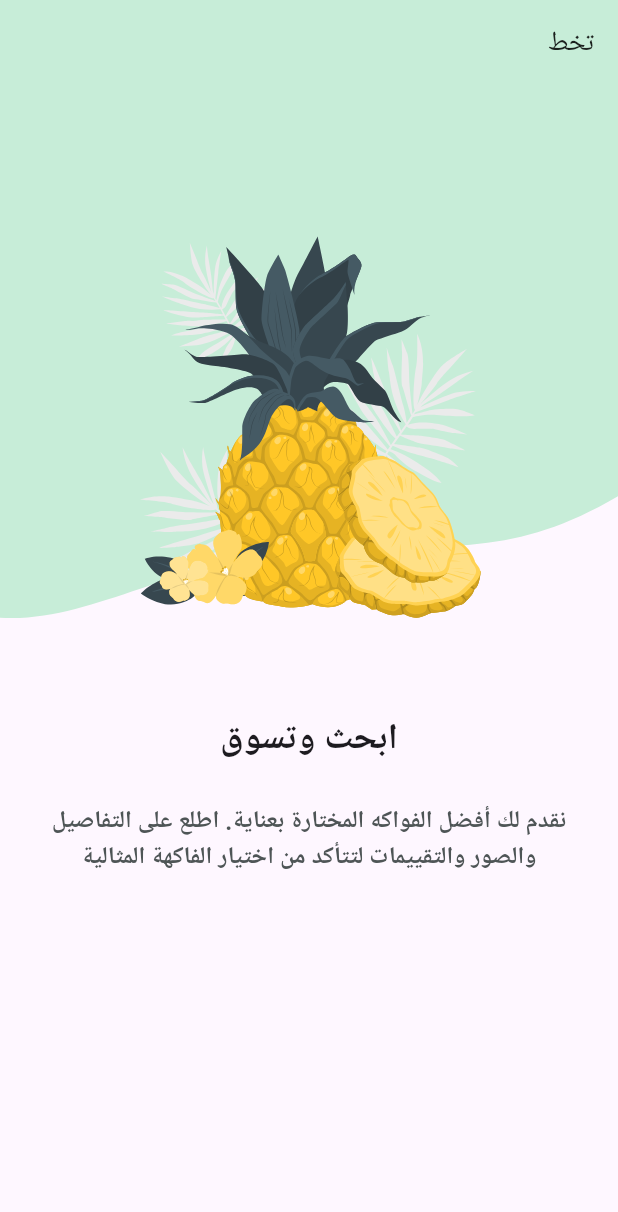
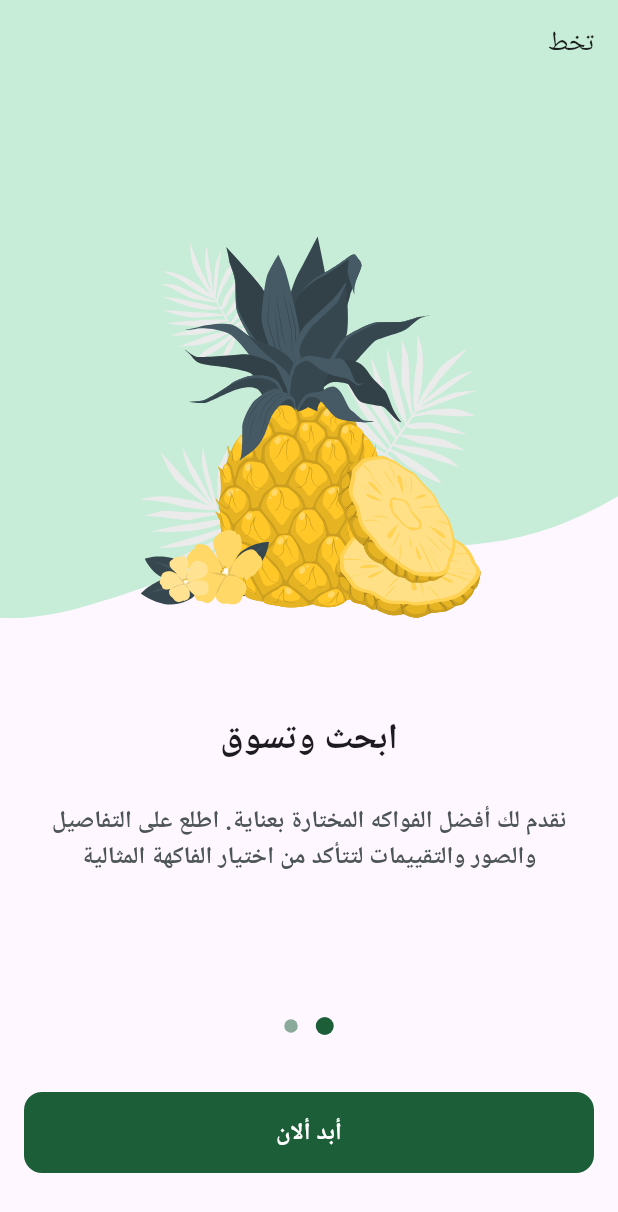
Before and after one commit to MahmoudYasserElbanna/flutter_fruit_hub, a Flutter app: the screen it shows after launch, swiped to page 2, on a phone screen of 412 x 824 dp. Shown: the top 1212 px of the screen. Run offline on Flutter 3.47's test engine with Material 3 defaults, Android fonts, the phone set to English and light mode, and no system bars; drawn by our look-alikes of dots_indicator; our stand-ins replace flutter_svg; Roboto replaces fonts that are missing (Cairo).

Commit message:
add custom button, styles & fix some issues

```diff
--- /dev/null
+++ b/lib/core/utils/app_colors.dart
@@ -0,0 +1,5 @@
+import 'package:flutter/material.dart';
+
+abstract class AppColors {
+  static const Color primaryColor = Color(0xFF1B5E37);
+}
--- a/lib/core/utils/styles.dart
+++ b/lib/core/utils/app_styles.dart
@@ -6,4 +6,10 @@ abstract class Style {
     fontFamily: 'Cairo',
     fontWeight: FontWeight.w700,
   );
+  static const textStyle16 = TextStyle(
+    fontSize: 16,
+    fontFamily: 'Cairo',
+    fontWeight: FontWeight.bold,
+    color: Colors.white,
+  );
 }
--- /dev/null
+++ b/lib/core/widgets/app_custom_button.dart
@@ -0,0 +1,33 @@
+import 'package:flutter/material.dart';
+import 'package:fruit_hub/core/utils/app_colors.dart';
+import 'package:fruit_hub/core/utils/app_styles.dart';
+
+class AppCustomButton extends StatelessWidget {
+  const AppCustomButton({
+    super.key,
+    required this.onPressed,
+    required this.text,
+  });
+  final VoidCallback onPressed;
+  final String text;
+  @override
+  Widget build(BuildContext context) {
+    return SizedBox(
+      width: double.infinity,
+      height: 54,
+      child: TextButton(
+        onPressed: onPressed,
+        style: TextButton.styleFrom(
+          backgroundColor: AppColors.primaryColor,
+          shape: RoundedRectangleBorder(
+            borderRadius: BorderRadius.circular(12),
+          ),
+        ),
+        child: Text(
+          text,
+          style: Style.textStyle16,
+        ),
+      ),
+    );
+  }
+}
--- a/lib/features/onboarding/presentation/views/on_boarding_view.dart
+++ b/lib/features/onboarding/presentation/views/on_boarding_view.dart
@@ -1,12 +1,11 @@
 import 'package:flutter/material.dart';
-
-import 'widgets/on_boarding_paeg_view_body.dart';
+import 'package:fruit_hub/features/onboarding/presentation/views/widgets/on_boarding_view_body.dart';
 
 class OnBoardingView extends StatelessWidget {
   const OnBoardingView({super.key});
   static const routeName = 'onBoarding';
   @override
   Widget build(BuildContext context) {
-    return const SafeArea(child: OnBoardingPageViewBody());
+    return const SafeArea(child: OnBoardingViewBody());
   }
 }
--- a/lib/features/onboarding/presentation/views/widgets/on_boarding_paeg_view_body.dart
+++ b/lib/features/onboarding/presentation/views/widgets/on_boarding_page_view_body.dart
@@ -1,6 +1,6 @@
 import 'package:flutter/material.dart';
 import 'package:fruit_hub/core/utils/app_icons.dart';
-import 'package:fruit_hub/core/utils/styles.dart';
+import 'package:fruit_hub/core/utils/app_styles.dart';
 
 import 'page_view_item.dart';
 
--- /dev/null
+++ b/lib/features/onboarding/presentation/views/widgets/on_boarding_view_body.dart
@@ -0,0 +1,43 @@
+import 'package:dots_indicator/dots_indicator.dart';
+import 'package:flutter/material.dart';
+import 'package:flutter/widgets.dart';
+import 'package:fruit_hub/core/utils/app_colors.dart';
+import 'package:fruit_hub/core/widgets/app_custom_button.dart';
+
+import 'on_boarding_page_view_body.dart';
+
+class OnBoardingViewBody extends StatelessWidget {
+  const OnBoardingViewBody({super.key});
+
+  @override
+  Widget build(BuildContext context) {
+    return Scaffold(
+      body: Column(
+        children: [
+          const Expanded(child: OnBoardingPageViewBody()),
+          DotsIndicator(
+            dotsCount: 2,
+            decorator: DotsDecorator(
+              activeColor: AppColors.primaryColor,
+              activeSize: const Size(12, 12),
+              color: AppColors.primaryColor.withOpacity(0.5),
+            ),
+          ),
+          const SizedBox(
+            height: 32,
+          ),
+          Padding(
+            padding: const EdgeInsets.symmetric(horizontal: 16),
+            child: AppCustomButton(
+              onPressed: () {},
+              text: 'أبد ألان',
+            ),
+          ),
+          const SizedBox(
+            height: 42,
+          )
+        ],
+      ),
+    );
+  }
+}
--- a/lib/features/onboarding/presentation/views/widgets/page_view_item.dart
+++ b/lib/features/onboarding/presentation/views/widgets/page_view_item.dart
@@ -1,6 +1,7 @@
 import 'package:flutter/material.dart';
 import 'package:flutter/widgets.dart';
 import 'package:flutter_svg/flutter_svg.dart';
+import 'package:fruit_hub/core/utils/app_styles.dart';
 
 class PageViewItem extends StatelessWidget {
   const PageViewItem({
@@ -15,8 +16,7 @@ class PageViewItem extends StatelessWidget {
   final Widget title;
   @override
   Widget build(BuildContext context) {
-    return Scaffold(
-      body: Column(
+    return Column(
       children: [
         SizedBox(
           width: double.infinity,
@@ -51,19 +51,12 @@ class PageViewItem extends StatelessWidget {
         const SizedBox(height: 24),
         Padding(
           padding: const EdgeInsets.symmetric(horizontal: 24),
-            child: Text(
-              description,
+          child: Text(description,
               textAlign: TextAlign.center,
-              style: const TextStyle(
-                color: Color(0xFF4E5556),
-                fontSize: 16,
-                fontFamily: 'Cairo',
-                fontWeight: FontWeight.w600,
-              ),
-            ),
+              style:
+                  Style.textStyle16.copyWith(color: const Color(0xFF4E5556))),
         ),
       ],
-      ),
     );
   }
 }
--- a/pubspec.yaml
+++ b/pubspec.yaml
@@ -29,6 +29,7 @@ environment:
 # versions available, run `flutter pub outdated`.
 dependencies:
   cupertino_icons: ^1.0.6
+  dots_indicator: ^3.0.0
   flutter:
     sdk: flutter
   flutter_launcher_icons: ^0.13.1
```
Also changed, not shown: pubspec.lock. Lines whose indentation alone changed are shown as unchanged.
